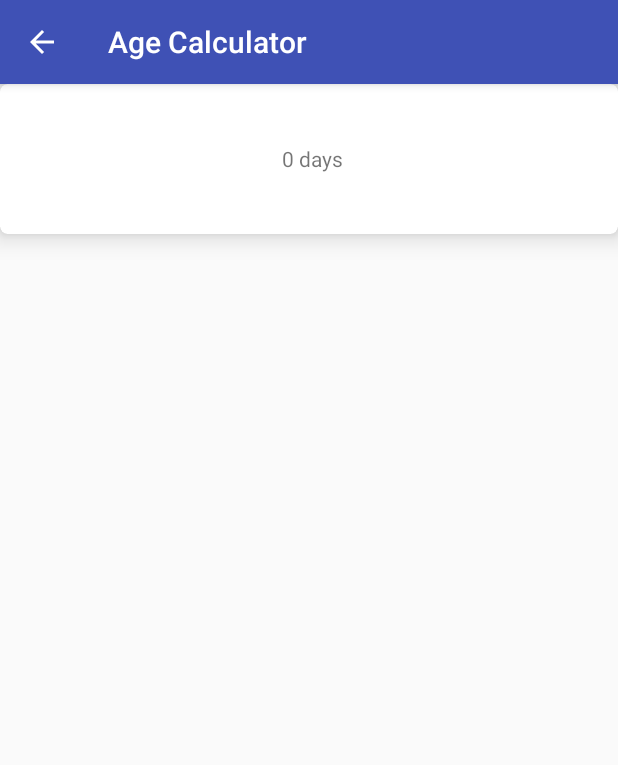
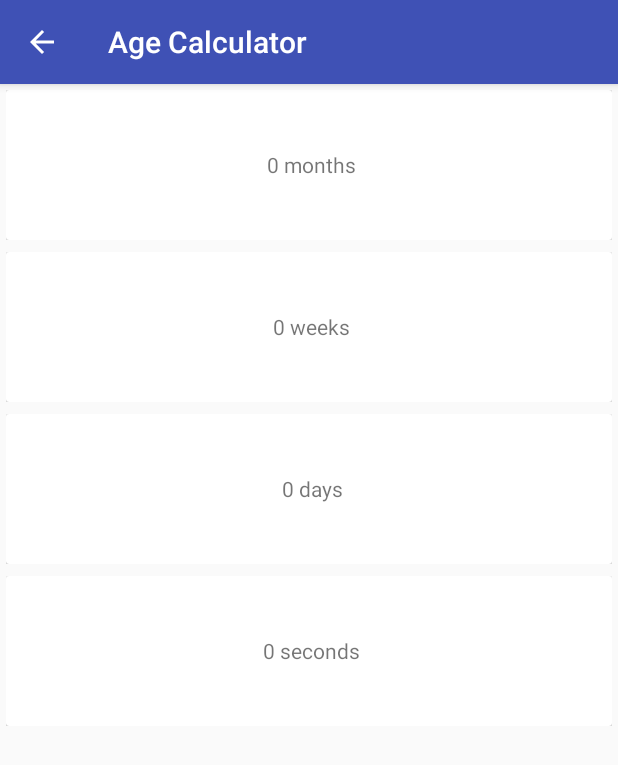
Before and after one commit to knjk04/ageCalculator, an Android app: the CalculatedAgeActivity screen opened directly, with no data from a screen before it, on a phone screen of 412 x 824 dp. Shown: the top 765 px of the screen. Run offline under Robolectric (Android 15) with nearby library versions, the phone set to English and light mode, and no system bars; 7 statements that could not run were skipped.

Commit message:
Got the cards on one screen

```diff
--- a/app/src/main/java/com/example/karan/agecalculator/CalculatedAgeActivity.java
+++ b/app/src/main/java/com/example/karan/agecalculator/CalculatedAgeActivity.java
@@ -6,7 +6,6 @@ import android.os.Bundle;
 import android.support.v7.widget.LinearLayoutManager;
 import android.support.v7.widget.RecyclerView;
 import android.util.Log;
-import android.widget.TextView;
 
 import java.time.LocalDate;
 import java.time.LocalDateTime;
@@ -18,10 +17,6 @@ import java.util.List;
 public class CalculatedAgeActivity extends AppCompatActivity {
 
     public static final String TAG = CalculatedAgeActivity.class.getSimpleName();
-    private TextView mDaysTextView;
-    private TextView mWeeksTextView;
-    private TextView mMonthsTextView;
-    private TextView mSecondsTextView;
     Calendar mNow = Calendar.getInstance();
     private int[] mDates;
     private static final int DAY_INDEX = 0;
@@ -31,10 +26,10 @@ public class CalculatedAgeActivity extends AppCompatActivity {
     private List<ConvertedVal> mConversionList;
     private RecyclerView recyclerView;
 
+
     @Override
     protected void onCreate(Bundle savedInstanceState) {
         super.onCreate(savedInstanceState);
-//        setContentView(R.layout.activity_calculated_age);
         setContentView(R.layout.recyclerview_activity);
 
         recyclerView = findViewById(R.id.recyclerView);
@@ -46,24 +41,6 @@ public class CalculatedAgeActivity extends AppCompatActivity {
 
         Intent intent = getIntent();
         mDates = intent.getIntArrayExtra("dates");
-
-//        mDaysTextView = findViewById(R.id.daysTextView);
-//        //using getText() to prepend onto it later
-//        String strAgeInDays = " " + mDaysTextView.getText().toString();
-//        mDaysTextView.setText(getDiff(DifferenceIn.DAYS) + strAgeInDays);
-//
-//        mWeeksTextView = findViewById(R.id.weeksTextView);
-//        //using getText() to prepend onto it later
-//        String strAgeInWeeks = " " + mWeeksTextView.getText().toString();
-//        mWeeksTextView.setText(getDiff(DifferenceIn.WEEKS) + strAgeInWeeks);
-//
-//        mMonthsTextView = findViewById(R.id.monthsTextView);
-//        String strAgeInMonths = " " + mMonthsTextView.getText().toString();
-//        mMonthsTextView.setText(getDiff(DifferenceIn.MONTHS) + strAgeInMonths);
-//
-//        mSecondsTextView = findViewById(R.id.secondsTextViewCard);
-//        String strAgeInSeconds = " " + mSecondsTextView.getText().toString();
-//        mSecondsTextView.setText(getDiff(DifferenceIn.SECONDS) + strAgeInSeconds);
 
         initialiseData();
         initialiseAdapter();
@@ -122,13 +99,15 @@ public class CalculatedAgeActivity extends AppCompatActivity {
 
     private void initialiseData() {
         mConversionList = new ArrayList<>();
+        mConversionList.add(new ConvertedVal(" " + getDiff(DifferenceIn.MONTHS), "months"));
+        mConversionList.add(new ConvertedVal(" " + getDiff(DifferenceIn.WEEKS), "weeks"));
         mConversionList.add(new ConvertedVal(" " + getDiff(DifferenceIn.DAYS), "days"));
-        mConversionList.add(new ConvertedVal(" " + getDiff(DifferenceIn.WEEKS), "weeks"));
+        mConversionList.add(new ConvertedVal(" " + getDiff(DifferenceIn.SECONDS), "seconds"));
     }
 
     private void initialiseAdapter() {
 //        Log.d(TAG, "in initialiseAdapter()");
-        RecyclerViewAdapter adapter = new RecyclerViewAdapter(mConversionList);
+        RecyclerViewAdapter adapter = new RecyclerViewAdapter(this,mConversionList);
         recyclerView.setAdapter(adapter);
     }
 }
--- a/app/src/main/java/com/example/karan/agecalculator/ConvertedVal.java
+++ b/app/src/main/java/com/example/karan/agecalculator/ConvertedVal.java
@@ -11,4 +11,20 @@ class ConvertedVal {
         this.strCalculatedValue = calculatedValue;
         this.strUnit = strUnit;
     }
+
+    public String getStrCalculatedValue() {
+        return strCalculatedValue;
+    }
+
+    public void setStrCalculatedValue(String strCalculatedValue) {
+        this.strCalculatedValue = strCalculatedValue;
+    }
+
+    public String getStrUnit() {
+        return strUnit;
+    }
+
+    public void setStrUnit(String strUnit) {
+        this.strUnit = strUnit;
+    }
 }
--- a/app/src/main/java/com/example/karan/agecalculator/RecyclerViewAdapter.java
+++ b/app/src/main/java/com/example/karan/agecalculator/RecyclerViewAdapter.java
@@ -1,19 +1,53 @@
 package com.example.karan.agecalculator;
 
+import android.content.Context;
 import android.support.v7.widget.RecyclerView;
 import android.view.LayoutInflater;
 import android.view.View;
 import android.view.ViewGroup;
-import android.widget.ArrayAdapter;
 import android.widget.TextView;
-
-
 import java.util.List;
 
 /**
  * Created by karan on 28/06/18
  */
 class RecyclerViewAdapter extends RecyclerView.Adapter<RecyclerViewAdapter.ConversionViewHolder> {
+
+    private Context mContext;
+    List<ConvertedVal> convertedVals;
+
+    RecyclerViewAdapter(Context context, List<ConvertedVal> convertedVals) {
+        mContext = context;
+        this.convertedVals = convertedVals;
+    }
+
+    @Override
+    public void onAttachedToRecyclerView(RecyclerView recyclerView) {
+        super.onAttachedToRecyclerView(recyclerView);
+    }
+
+    @Override
+    public ConversionViewHolder onCreateViewHolder(ViewGroup viewGroup, int viewType) {
+        LayoutInflater inflater = LayoutInflater.from(mContext);
+        View view = inflater.inflate(R.layout.activity_calculated_age, null);
+        return new ConversionViewHolder(view);
+    }
+
+    @Override
+    public void onBindViewHolder(ConversionViewHolder conversionViewHolder, int i) {
+//        conversionViewHolder.conversion.setText(convertedVals.get(i).strCalculatedValue + " " +
+//                                                convertedVals.get(i).strUnit);
+
+        ConvertedVal convertedVal = convertedVals.get(i);
+
+        conversionViewHolder.conversion.setText(convertedVal.getStrCalculatedValue() + " " +
+                                                convertedVal.getStrUnit());
+    }
+
+    @Override
+    public int getItemCount() {
+        return convertedVals.size();
+    }
 
     public static class ConversionViewHolder extends RecyclerView.ViewHolder {
         TextView conversion;
@@ -23,33 +57,4 @@ class RecyclerViewAdapter extends RecyclerView.Adapter<RecyclerViewAdapter.Conve
             conversion = itemView.findViewById(R.id.secondsTextViewCard);
         }
     }
-
-    List<ConvertedVal> convertedVals;
-
-    RecyclerViewAdapter(List<ConvertedVal> convertedVals) {
-        this.convertedVals = convertedVals;
-    }
-
-    @Override
-    public void onAttachedToRecyclerView(RecyclerView recyclerView) {
-        super.onAttachedToRecyclerView(recyclerView);
-    }
-
-    @Override
-    public ConversionViewHolder onCreateViewHolder(ViewGroup viewGroup, int i) {
-        View v = LayoutInflater.from(viewGroup.getContext()).inflate(R.layout.activity_calculated_age, viewGroup, false);
-        ConversionViewHolder conversionViewHolder = new ConversionViewHolder(v);
-        return conversionViewHolder;
-    }
-
-    @Override
-    public void onBindViewHolder(ConversionViewHolder conversionViewHolder, int i) {
-        conversionViewHolder.conversion.setText(convertedVals.get(i).strCalculatedValue + " " +
-                                                convertedVals.get(i).strUnit);
-    }
-
-    @Override
-    public int getItemCount() {
-        return convertedVals.size();
-    }
 }
--- a/app/src/main/res/layout/activity_calculated_age.xml
+++ b/app/src/main/res/layout/activity_calculated_age.xml
@@ -6,57 +6,12 @@
     android:layout_height="match_parent"
     android:layout_gravity="center"
     android:orientation="vertical"
+    android:padding="4dp"
     tools:context=".CalculatedAgeActivity">
-
-    <!--<TextView-->
-        <!--android:id="@+id/textView24"-->
-        <!--android:layout_width="match_parent"-->
-        <!--android:layout_height="wrap_content"-->
-        <!--android:text="@string/your_age_text"-->
-        <!--android:textAlignment="center"-->
-        <!--android:layout_margin="50dp"-->
-        <!--android:textSize="24sp" />-->
-
-    <!--<TextView-->
-        <!--android:id="@+id/secondsTextView"-->
-        <!--android:layout_width="match_parent"-->
-        <!--android:layout_height="wrap_content"-->
-        <!--android:layout_margin="25dp"-->
-        <!--android:text="@string/calc_seconds"-->
-        <!--android:textAlignment="center"-->
-        <!--android:textStyle="italic" />-->
-
-    <!--<TextView-->
-        <!--android:id="@+id/daysTextView"-->
-        <!--android:layout_width="match_parent"-->
-        <!--android:layout_height="wrap_content"-->
-        <!--android:layout_margin="25dp"-->
-        <!--android:text="@string/calc_days"-->
-        <!--android:textAlignment="center"-->
-        <!--android:textStyle="italic" />-->
-
-    <!--<TextView-->
-        <!--android:id="@+id/weeksTextView"-->
-        <!--android:layout_width="match_parent"-->
-        <!--android:layout_height="wrap_content"-->
-        <!--android:layout_margin="25dp"-->
-        <!--android:text="@string/calc_weeks"-->
-        <!--android:textAlignment="center"-->
-        <!--android:textStyle="italic" />-->
-
-    <!--<TextView-->
-        <!--android:id="@+id/monthsTextView"-->
-        <!--android:layout_width="match_parent"-->
-        <!--android:layout_height="wrap_content"-->
-        <!--android:layout_margin="25dp"-->
-        <!--android:text="@string/calc_months"-->
-        <!--android:textAlignment="center"-->
-        <!--android:textStyle="italic" />-->
 
     <android.support.v7.widget.CardView
         android:layout_width="match_parent"
         android:layout_height="100dp"
-        app:cardCornerRadius="5dp"
         app:cardElevation="10dp"
         app:contentPaddingRight="10dp"
         app:contentPaddingLeft="10dp"
--- a/app/src/main/res/layout/recyclerview_activity.xml
+++ b/app/src/main/res/layout/recyclerview_activity.xml
@@ -1,12 +1,12 @@
 <?xml version="1.0" encoding="utf-8"?>
-<LinearLayout xmlns:android="http://schemas.android.com/apk/res/android"
+<!--<LinearLayout xmlns:android="http://schemas.android.com/apk/res/android"--><!--android:layout_width="match_parent"--><!--android:layout_height="match_parent"--><!--android:orientation="vertical">-->
+<RelativeLayout xmlns:android="http://schemas.android.com/apk/res/android"
     android:layout_width="match_parent"
-    android:layout_height="match_parent"
-    android:orientation="vertical">
+    android:layout_height="match_parent">
+    <!--android:orientation="vertical">-->
 
     <android.support.v7.widget.RecyclerView
+        android:id="@+id/recyclerView"
         android:layout_width="match_parent"
-        android:layout_height="match_parent"
-        android:id="@+id/recyclerView"
-        />
-</LinearLayout>
+        android:layout_height="match_parent" />
+</RelativeLayout>
```
